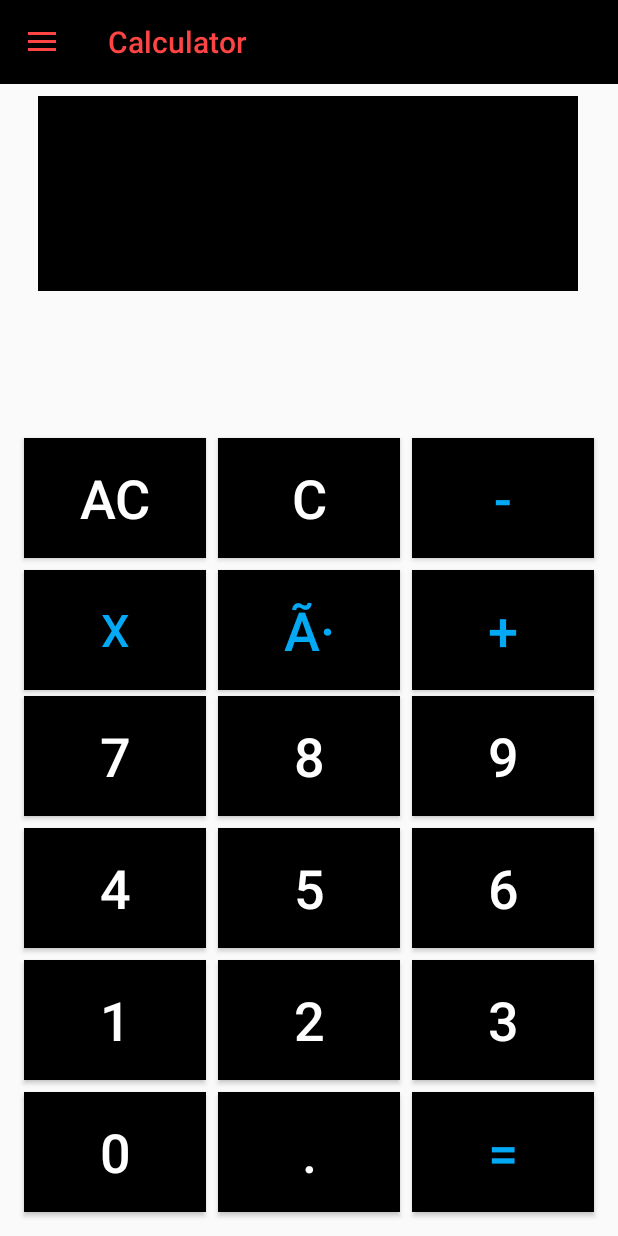
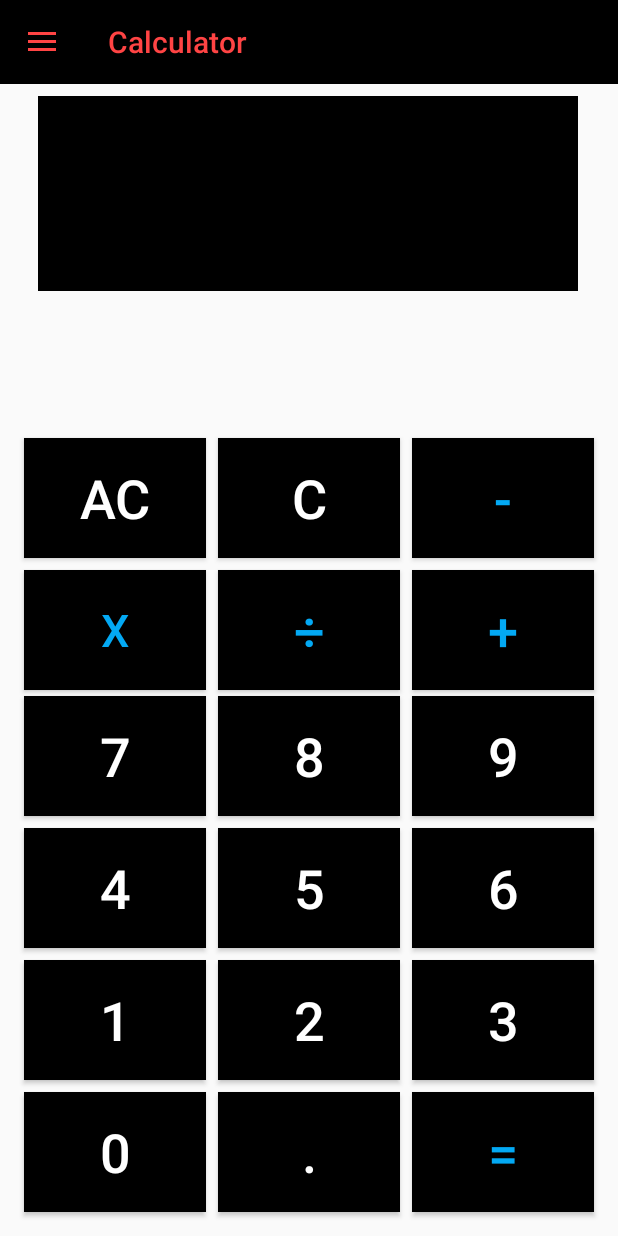
Before and after one commit to szafar97/Assignment3, an Android app: the CalculatorActivity screen opened directly, with no data from a screen before it, on a phone screen of 412 x 824 dp. Run offline under Robolectric (Android 15) with nearby library versions, the light colour scheme and no system bars.

Commit message:
Fixed string resources for Calculator

```diff
--- a/app/src/main/res/layout/activity_calculator.xml
+++ b/app/src/main/res/layout/activity_calculator.xml
@@ -27,7 +27,7 @@
         android:layout_marginEnd="16dp"
         android:layout_marginBottom="8dp"
         android:background="#000000"
-        android:text="-"
+        android:text="@string/calc_subtract"
         android:textColor="#03A9F4"
         android:textSize="36sp"
         app:layout_constraintBottom_toTopOf="@+id/btn_add"
@@ -40,7 +40,7 @@
         android:layout_marginStart="16dp"
         android:layout_marginBottom="8dp"
         android:background="#000000"
-        android:text="AC"
+        android:text="@string/calc_AC"
         android:textColor="#FFFFFF"
         android:textSize="36sp"
         app:layout_constraintBottom_toTopOf="@+id/btn_mul"
@@ -53,7 +53,7 @@
         android:layout_marginStart="16dp"
         android:layout_marginBottom="4dp"
         android:background="#000000"
-        android:text="x"
+        android:text="@string/calc_multiply"
         android:textColor="#03A9F4"
         android:textSize="30sp"
         app:layout_constraintBottom_toTopOf="@+id/_7"
@@ -65,7 +65,7 @@
         android:layout_height="80dp"
         android:layout_marginBottom="8dp"
         android:background="#000000"
-        android:text="8"
+        android:text="@string/_8"
         android:textColor="#FFFFFF"
         android:textSize="36sp"
         app:layout_constraintBottom_toTopOf="@+id/_5"
@@ -78,7 +78,7 @@
         android:layout_height="80dp"
         android:layout_marginBottom="4dp"
         android:background="#000000"
-        android:text="Ã·"
+        android:text="@string/calc_divide"
         android:textColor="#03A9F4"
         android:textSize="36sp"
         app:layout_constraintBottom_toTopOf="@+id/_8"
@@ -91,7 +91,7 @@
         android:layout_height="80dp"
         android:layout_marginBottom="8dp"
         android:background="#000000"
-        android:text="C"
+        android:text="@string/calc_C"
         android:textColor="#FFFFFF"
         android:textSize="36sp"
         app:layout_constraintBottom_toTopOf="@+id/btn_div"
@@ -105,7 +105,7 @@
         android:layout_marginEnd="16dp"
         android:layout_marginBottom="8dp"
         android:background="#000000"
-        android:text="9"
+        android:text="@string/_9"
         android:textColor="#FFFFFF"
         android:textSize="36sp"
         app:layout_constraintBottom_toTopOf="@+id/_6"
@@ -118,7 +118,7 @@
         android:layout_marginEnd="16dp"
         android:layout_marginBottom="4dp"
         android:background="#000000"
-        android:text="+"
+        android:text="@string/calc_add"
         android:textColor="#03A9F4"
         android:textSize="36sp"
         app:layout_constraintBottom_toTopOf="@+id/_9"
@@ -131,7 +131,7 @@
         android:layout_marginStart="16dp"
         android:layout_marginBottom="8dp"
         android:background="#000000"
-        android:text="7"
+        android:text="@string/_7"
         android:textColor="#FFFFFF"
         android:textSize="36sp"
         app:layout_constraintBottom_toTopOf="@+id/_4"
@@ -144,7 +144,7 @@
         android:layout_marginEnd="16dp"
         android:layout_marginBottom="8dp"
         android:background="#000000"
-        android:text="6"
+        android:text="@string/_6"
         android:textColor="#FFFFFF"
         android:textSize="36sp"
         app:layout_constraintBottom_toTopOf="@+id/_3"
@@ -157,7 +157,7 @@
         android:layout_marginStart="16dp"
         android:layout_marginBottom="8dp"
         android:background="#000000"
-        android:text="4"
+        android:text="@string/_4"
         android:textColor="#FFFFFF"
         android:textSize="36sp"
         app:layout_constraintBottom_toTopOf="@+id/_1"
@@ -169,7 +169,7 @@
         android:layout_height="80dp"
         android:layout_marginBottom="8dp"
         android:background="#000000"
-        android:text="2"
+        android:text="@string/_2"
         android:textColor="#FFFFFF"
         android:textSize="36sp"
         app:layout_constraintBottom_toTopOf="@+id/_decimal"
@@ -182,7 +182,7 @@
         android:layout_height="80dp"
         android:layout_marginBottom="8dp"
         android:background="#000000"
-        android:text="5"
+        android:text="@string/_5"
         android:textColor="#FFFFFF"
         android:textSize="36sp"
         app:layout_constraintBottom_toTopOf="@+id/_2"
@@ -196,7 +196,7 @@
         android:layout_marginEnd="16dp"
         android:layout_marginBottom="8dp"
         android:background="#000000"
-        android:text="3"
+        android:text="@string/_3"
         android:textColor="#FFFFFF"
         android:textSize="36sp"
         app:layout_constraintBottom_toTopOf="@+id/btn_equal"
@@ -209,7 +209,7 @@
         android:layout_marginStart="16dp"
         android:layout_marginBottom="8dp"
         android:background="#000000"
-        android:text="1"
+        android:text="@string/_1"
         android:textColor="#FFFFFF"
         android:textSize="36sp"
         app:layout_constraintBottom_toTopOf="@+id/_0"
@@ -221,7 +221,7 @@
         android:layout_height="80dp"
         android:layout_marginBottom="16dp"
         android:background="#000000"
-        android:text="."
+        android:text="@string/calc_decimal"
         android:textColor="#FFFFFF"
         android:textSize="36sp"
         app:layout_constraintBottom_toBottomOf="parent"
@@ -235,7 +235,7 @@
         android:layout_marginStart="16dp"
         android:layout_marginBottom="16dp"
         android:background="#000000"
-        android:text="0"
+        android:text="@string/_0"
         android:textColor="#FFFFFF"
         android:textSize="36sp"
         app:layout_constraintBottom_toBottomOf="parent"
@@ -248,7 +248,7 @@
         android:layout_marginEnd="16dp"
         android:layout_marginBottom="16dp"
         android:background="#000000"
-        android:text="="
+        android:text="@string/calc_equal"
         android:textColor="#03A9F4"
         android:textSize="36sp"
         app:layout_constraintBottom_toBottomOf="parent"
--- a/app/src/main/res/values/strings.xml
+++ b/app/src/main/res/values/strings.xml
@@ -8,4 +8,22 @@
     <string name="roll_number">BITF17A531</string>
     <string name="open">Opening</string>
     <string name="close">Closing</string>
+    <string name="calc_subtract">-</string>
+    <string name="calc_add">+</string>
+    <string name="calc_AC">AC</string>
+    <string name="calc_multiply">x</string>
+    <string name="_2">2</string>
+    <string name="_5">5</string>
+    <string name="_4">4</string>
+    <string name="_7">7</string>
+    <string name="_3">3</string>
+    <string name="_0">0</string>
+    <string name="_1">1</string>
+    <string name="calc_decimal">.</string>
+    <string name="calc_equal">=</string>
+    <string name="calc_divide">÷</string>
+    <string name="calc_C">C</string>
+    <string name="_6">6</string>
+    <string name="_9">9</string>
+    <string name="_8">8</string>
 </resources>
```
